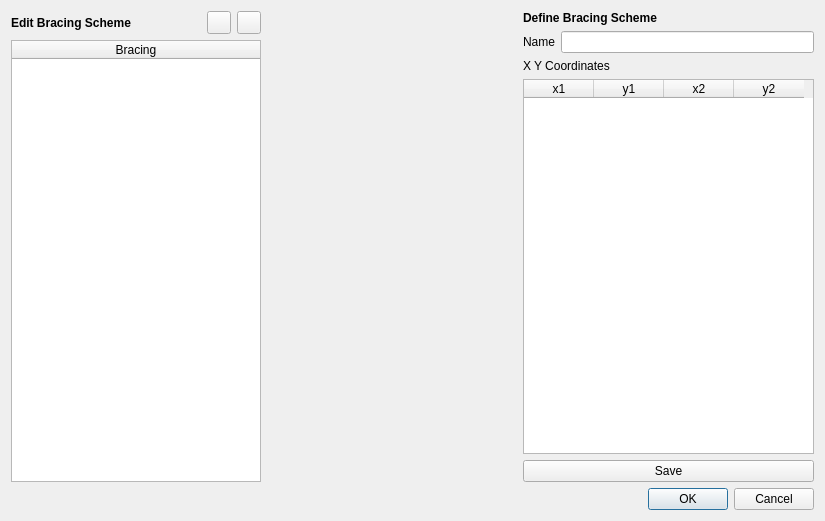
Above: UI/autobuilder_bracingscheme_v1.ui from UofT-Seismic-Design-Team/Autobuilder-3.0 before the change. Below: the same form after it.
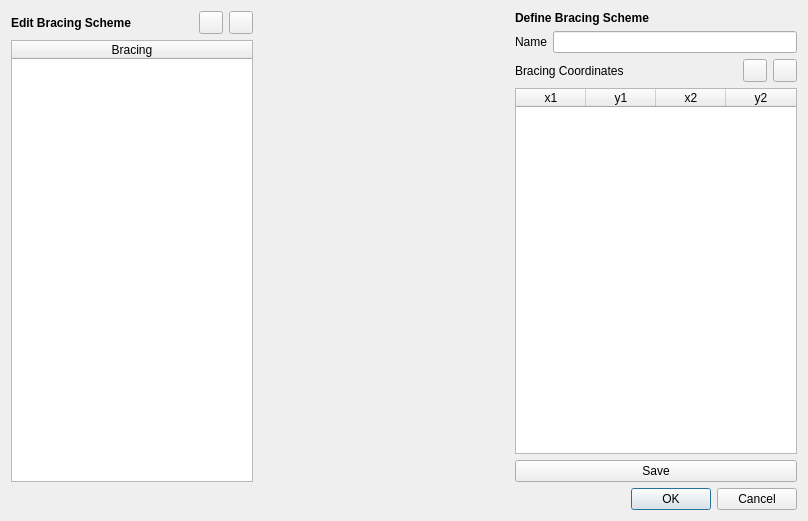
That is the form after the change. Custom widgets are drawn as their Qt base class.

Commit message: Add and delete bracing schemes

What changed in the file:
```diff
--- a/UI/autobuilder_bracingscheme_v1.ui
+++ b/UI/autobuilder_bracingscheme_v1.ui
@@ -6,7 +6,7 @@
    <rect>
     <x>0</x>
     <y>0</y>
-    <width>825</width>
+    <width>808</width>
     <height>521</height>
    </rect>
   </property>
@@ -123,20 +123,50 @@
           </layout>
          </item>
          <item>
-          <widget class="QLabel" name="bracingCoordLabel">
-           <property name="text">
-            <string>X Y Coordinates</string>
+          <layout class="QHBoxLayout" name="horizontalLayout_4">
+           <property name="spacing">
+            <number>6</number>
            </property>
-           <property name="margin">
-            <number>5</number>
+           <property name="sizeConstraint">
+            <enum>QLayout::SetDefaultConstraint</enum>
            </property>
-          </widget>
+           <property name="topMargin">
+            <number>0</number>
+           </property>
+           <item>
+            <widget class="QLabel" name="bracingCoordLabel">
+             <property name="text">
+              <string>Bracing Coordinates</string>
+             </property>
+            </widget>
+           </item>
+           <item>
+            <widget class="QToolButton" name="addCoordButton">
+             <property name="text">
+              <string/>
+             </property>
+            </widget>
+           </item>
+           <item>
+            <widget class="QToolButton" name="deleteCoordButton">
+             <property name="text">
+              <string/>
+             </property>
+            </widget>
+           </item>
+          </layout>
          </item>
          <item>
           <widget class="QTableWidget" name="bracingCoordTable">
            <property name="enabled">
             <bool>true</bool>
            </property>
+           <property name="minimumSize">
+            <size>
+             <width>282</width>
+             <height>345</height>
+            </size>
+           </property>
            <property name="maximumSize">
             <size>
              <width>350</width>
@@ -159,7 +189,7 @@
             <bool>false</bool>
            </attribute>
            <attribute name="horizontalHeaderMinimumSectionSize">
-            <number>36</number>
+            <number>30</number>
            </attribute>
            <attribute name="horizontalHeaderDefaultSectionSize">
             <number>70</number>
@@ -168,7 +198,13 @@
             <bool>false</bool>
            </attribute>
            <attribute name="verticalHeaderMinimumSectionSize">
-            <number>23</number>
+            <number>20</number>
+           </attribute>
+           <attribute name="verticalHeaderDefaultSectionSize">
+            <number>28</number>
+           </attribute>
+           <attribute name="verticalHeaderHighlightSections">
+            <bool>true</bool>
            </attribute>
            <attribute name="verticalHeaderStretchLastSection">
             <bool>false</bool>
```
The commit also changes 7 other files.
